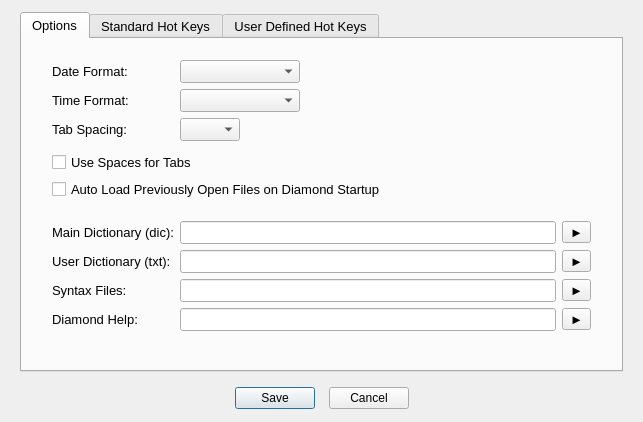
Old version of the form forms/dialog_options.ui in the repository copperspice/diamond.
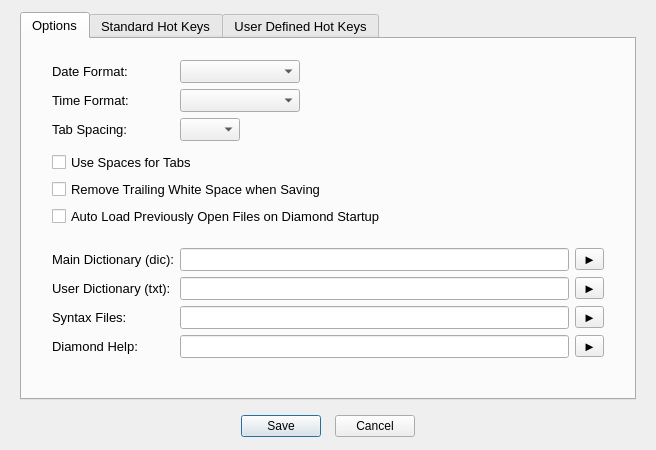
New version of the form. Custom widgets are drawn as their Qt base class.

Commit message: Add an option to automatically remove trailing white space

Diff of the .ui file:
```diff
--- a/forms/dialog_options.ui
+++ b/forms/dialog_options.ui
@@ -9,8 +9,8 @@
    <rect>
     <x>0</x>
     <y>0</y>
-    <width>643</width>
-    <height>422</height>
+    <width>656</width>
+    <height>450</height>
    </rect>
   </property>
   <property name="windowTitle">
@@ -126,22 +126,55 @@
        <property name="rightMargin">
         <number>30</number>
        </property>
-       <item row="2" column="2">
-        <widget class="QComboBox" name="timeFormat_CB">
-         <property name="minimumSize">
+       <item row="13" column="4">
+        <widget class="QToolButton" name="dictUser_TB">
+         <property name="text">
+          <string>►</string>
+         </property>
+        </widget>
+       </item>
+       <item row="11" column="0" colspan="5">
+        <spacer name="verticalSpacer_11">
+         <property name="orientation">
+          <enum>Qt::Vertical</enum>
+         </property>
+         <property name="sizeType">
+          <enum>QSizePolicy::Fixed</enum>
+         </property>
+         <property name="sizeHint" stdset="0">
           <size>
-           <width>120</width>
-           <height>0</height>
+           <width>20</width>
+           <height>15</height>
           </size>
          </property>
+        </spacer>
+       </item>
+       <item row="14" column="0" colspan="2">
+        <widget class="QLabel" name="label_19">
          <property name="font">
           <font>
            <pointsize>10</pointsize>
           </font>
          </property>
+         <property name="text">
+          <string>Syntax Files:</string>
+         </property>
         </widget>
        </item>
-       <item row="11" column="2" colspan="2">
+       <item row="16" column="0" colspan="5">
+        <spacer name="verticalSpacer_12">
+         <property name="orientation">
+          <enum>Qt::Vertical</enum>
+         </property>
+         <property name="sizeHint" stdset="0">
+          <size>
+           <width>20</width>
+           <height>0</height>
+          </size>
+         </property>
+        </spacer>
+       </item>
+       <item row="14" column="2" colspan="2">
         <widget class="QLineEdit" name="syntax">
          <property name="sizePolicy">
           <sizepolicy hsizetype="Expanding" vsizetype="Fixed">
@@ -202,199 +235,7 @@
          </property>
         </widget>
        </item>
-       <item row="1" column="2">
-        <widget class="QComboBox" name="dateFormat_CB">
-         <property name="minimumSize">
-          <size>
-           <width>120</width>
-           <height>0</height>
-          </size>
-         </property>
-         <property name="font">
-          <font>
-           <pointsize>10</pointsize>
-          </font>
-         </property>
-        </widget>
-       </item>
-       <item row="11" column="4">
-        <widget class="QToolButton" name="syntax_TB">
-         <property name="text">
-          <string>►</string>
-         </property>
-        </widget>
-       </item>
        <item row="12" column="2" colspan="2">
-        <widget class="QLineEdit" name="about">
-         <property name="sizePolicy">
-          <sizepolicy hsizetype="Expanding" vsizetype="Fixed">
-           <horstretch>1</horstretch>
-           <verstretch>0</verstretch>
-          </sizepolicy>
-         </property>
-         <property name="minimumSize">
-          <size>
-           <width>300</width>
-           <height>0</height>
-          </size>
-         </property>
-         <property name="palette">
-          <palette>
-           <active>
-            <colorrole role="Text">
-             <brush brushstyle="SolidPattern">
-              <color alpha="255">
-               <red>0</red>
-               <green>0</green>
-               <blue>255</blue>
-              </color>
-             </brush>
-            </colorrole>
-           </active>
-           <inactive>
-            <colorrole role="Text">
-             <brush brushstyle="SolidPattern">
-              <color alpha="255">
-               <red>0</red>
-               <green>0</green>
-               <blue>255</blue>
-              </color>
-             </brush>
-            </colorrole>
-           </inactive>
-           <disabled>
-            <colorrole role="Text">
-             <brush brushstyle="SolidPattern">
-              <color alpha="255">
-               <red>106</red>
-               <green>104</green>
-               <blue>100</blue>
-              </color>
-             </brush>
-            </colorrole>
-           </disabled>
-          </palette>
-         </property>
-         <property name="font">
-          <font>
-           <pointsize>10</pointsize>
-          </font>
-         </property>
-         <property name="statusTip">
-          <string extracomment="Location of about Index.html "/>
-         </property>
-         <property name="whatsThis">
-          <string/>
-         </property>
-         <property name="readOnly">
-          <bool>true</bool>
-         </property>
-        </widget>
-       </item>
-       <item row="10" column="4">
-        <widget class="QToolButton" name="dictUser_TB">
-         <property name="text">
-          <string>►</string>
-         </property>
-        </widget>
-       </item>
-       <item row="3" column="2">
-        <widget class="QComboBox" name="tabSpacing_CB">
-         <property name="maximumSize">
-          <size>
-           <width>60</width>
-           <height>16777215</height>
-          </size>
-         </property>
-         <property name="font">
-          <font>
-           <pointsize>10</pointsize>
-          </font>
-         </property>
-        </widget>
-       </item>
-       <item row="9" column="4">
-        <widget class="QToolButton" name="dictMain_TB">
-         <property name="text">
-          <string>►</string>
-         </property>
-        </widget>
-       </item>
-       <item row="10" column="2" colspan="2">
-        <widget class="QLineEdit" name="dictUser">
-         <property name="sizePolicy">
-          <sizepolicy hsizetype="Expanding" vsizetype="Fixed">
-           <horstretch>1</horstretch>
-           <verstretch>0</verstretch>
-          </sizepolicy>
-         </property>
-         <property name="minimumSize">
-          <size>
-           <width>300</width>
-           <height>0</height>
-          </size>
-         </property>
-         <property name="palette">
-          <palette>
-           <active>
-            <colorrole role="Text">
-             <brush brushstyle="SolidPattern">
-              <color alpha="255">
-               <red>0</red>
-               <green>0</green>
-               <blue>255</blue>
-              </color>
-             </brush>
-            </colorrole>
-           </active>
-           <inactive>
-            <colorrole role="Text">
-             <brush brushstyle="SolidPattern">
-              <color alpha="255">
-               <red>0</red>
-               <green>0</green>
-               <blue>255</blue>
-              </color>
-             </brush>
-            </colorrole>
-           </inactive>
-           <disabled>
-            <colorrole role="Text">
-             <brush brushstyle="SolidPattern">
-              <color alpha="255">
-               <red>106</red>
-               <green>104</green>
-               <blue>100</blue>
-              </color>
-             </brush>
-            </colorrole>
-           </disabled>
-          </palette>
-         </property>
-         <property name="font">
-          <font>
-           <pointsize>10</pointsize>
-          </font>
-         </property>
-         <property name="statusTip">
-          <string extracomment="Location of User Dictionary"/>
-         </property>
-         <property name="whatsThis">
-          <string/>
-         </property>
-         <property name="readOnly">
-          <bool>true</bool>
-         </property>
-        </widget>
-       </item>
-       <item row="12" column="4">
-        <widget class="QToolButton" name="about_TB">
-         <property name="text">
-          <string>►</string>
-         </property>
-        </widget>
-       </item>
-       <item row="9" column="2" colspan="2">
         <widget class="QLineEdit" name="dictMain">
          <property name="sizePolicy">
           <sizepolicy hsizetype="Expanding" vsizetype="Fixed">
@@ -461,8 +302,23 @@
          </property>
         </widget>
        </item>
-       <item row="9" column="0" colspan="2">
-        <widget class="QLabel" name="label_4">
+       <item row="2" column="2">
+        <widget class="QComboBox" name="timeFormat_CB">
+         <property name="minimumSize">
+          <size>
+           <width>120</width>
+           <height>0</height>
+          </size>
+         </property>
+         <property name="font">
+          <font>
+           <pointsize>10</pointsize>
+          </font>
+         </property>
+        </widget>
+       </item>
+       <item row="3" column="0" colspan="2">
+        <widget class="QLabel" name="label_2">
          <property name="minimumSize">
           <size>
            <width>0</width>
@@ -475,11 +331,11 @@
           </font>
          </property>
          <property name="text">
-          <string>Main Dictionary (dic):</string>
+          <string>Tab Spacing:</string>
          </property>
         </widget>
        </item>
-       <item row="10" column="0" colspan="2">
+       <item row="13" column="0" colspan="2">
         <widget class="QLabel" name="label_5">
          <property name="minimumSize">
           <size>
@@ -497,7 +353,7 @@
          </property>
         </widget>
        </item>
-       <item row="12" column="0" colspan="2">
+       <item row="15" column="0" colspan="2">
         <widget class="QLabel" name="label_6">
          <property name="font">
           <font>
@@ -512,8 +368,8 @@
          </property>
         </widget>
        </item>
-       <item row="3" column="0" colspan="2">
-        <widget class="QLabel" name="label_2">
+       <item row="12" column="0" colspan="2">
+        <widget class="QLabel" name="label_4">
          <property name="minimumSize">
           <size>
            <width>0</width>
@@ -526,7 +382,74 @@
           </font>
          </property>
          <property name="text">
-          <string>Tab Spacing:</string>
+          <string>Main Dictionary (dic):</string>
+         </property>
+        </widget>
+       </item>
+       <item row="15" column="2" colspan="2">
+        <widget class="QLineEdit" name="about">
+         <property name="sizePolicy">
+          <sizepolicy hsizetype="Expanding" vsizetype="Fixed">
+           <horstretch>1</horstretch>
+           <verstretch>0</verstretch>
+          </sizepolicy>
+         </property>
+         <property name="minimumSize">
+          <size>
+           <width>300</width>
+           <height>0</height>
+          </size>
+         </property>
+         <property name="palette">
+          <palette>
+           <active>
+            <colorrole role="Text">
+             <brush brushstyle="SolidPattern">
+              <color alpha="255">
+               <red>0</red>
+               <green>0</green>
+               <blue>255</blue>
+              </color>
+             </brush>
+            </colorrole>
+           </active>
+           <inactive>
+            <colorrole role="Text">
+             <brush brushstyle="SolidPattern">
+              <color alpha="255">
+               <red>0</red>
+               <green>0</green>
+               <blue>255</blue>
+              </color>
+             </brush>
+            </colorrole>
+           </inactive>
+           <disabled>
+            <colorrole role="Text">
+             <brush brushstyle="SolidPattern">
+              <color alpha="255">
+               <red>106</red>
+               <green>104</green>
+               <blue>100</blue>
+              </color>
+             </brush>
+            </colorrole>
+           </disabled>
+          </palette>
+         </property>
+         <property name="font">
+          <font>
+           <pointsize>10</pointsize>
+          </font>
+         </property>
+         <property name="statusTip">
+          <string extracomment="Location of about Index.html "/>
+         </property>
+         <property name="whatsThis">
+          <string/>
+         </property>
+         <property name="readOnly">
+          <bool>true</bool>
          </property>
         </widget>
        </item>
@@ -548,6 +471,117 @@
          </property>
         </widget>
        </item>
+       <item row="1" column="2">
+        <widget class="QComboBox" name="dateFormat_CB">
+         <property name="minimumSize">
+          <size>
+           <width>120</width>
+           <height>0</height>
+          </size>
+         </property>
+         <property name="font">
+          <font>
+           <pointsize>10</pointsize>
+          </font>
+         </property>
+        </widget>
+       </item>
+       <item row="13" column="2" colspan="2">
+        <widget class="QLineEdit" name="dictUser">
+         <property name="sizePolicy">
+          <sizepolicy hsizetype="Expanding" vsizetype="Fixed">
+           <horstretch>1</horstretch>
+           <verstretch>0</verstretch>
+          </sizepolicy>
+         </property>
+         <property name="minimumSize">
+          <size>
+           <width>300</width>
+           <height>0</height>
+          </size>
+         </property>
+         <property name="palette">
+          <palette>
+           <active>
+            <colorrole role="Text">
+             <brush brushstyle="SolidPattern">
+              <color alpha="255">
+               <red>0</red>
+               <green>0</green>
+               <blue>255</blue>
+              </color>
+             </brush>
+            </colorrole>
+           </active>
+           <inactive>
+            <colorrole role="Text">
+             <brush brushstyle="SolidPattern">
+              <color alpha="255">
+               <red>0</red>
+               <green>0</green>
+               <blue>255</blue>
+              </color>
+             </brush>
+            </colorrole>
+           </inactive>
+           <disabled>
+            <colorrole role="Text">
+             <brush brushstyle="SolidPattern">
+              <color alpha="255">
+               <red>106</red>
+               <green>104</green>
+               <blue>100</blue>
+              </color>
+             </brush>
+            </colorrole>
+           </disabled>
+          </palette>
+         </property>
+         <property name="font">
+          <font>
+           <pointsize>10</pointsize>
+          </font>
+         </property>
+         <property name="statusTip">
+          <string extracomment="Location of User Dictionary"/>
+         </property>
+         <property name="whatsThis">
+          <string/>
+         </property>
+         <property name="readOnly">
+          <bool>true</bool>
+         </property>
+        </widget>
+       </item>
+       <item row="15" column="4">
+        <widget class="QToolButton" name="about_TB">
+         <property name="text">
+          <string>►</string>
+         </property>
+        </widget>
+       </item>
+       <item row="12" column="4">
+        <widget class="QToolButton" name="dictMain_TB">
+         <property name="text">
+          <string>►</string>
+         </property>
+        </widget>
+       </item>
+       <item row="3" column="2">
+        <widget class="QComboBox" name="tabSpacing_CB">
+         <property name="maximumSize">
+          <size>
+           <width>60</width>
+           <height>16777215</height>
+          </size>
+         </property>
+         <property name="font">
+          <font>
+           <pointsize>10</pointsize>
+          </font>
+         </property>
+        </widget>
+       </item>
        <item row="1" column="0" colspan="2">
         <widget class="QLabel" name="label">
          <property name="minimumSize">
@@ -566,30 +600,19 @@
          </property>
         </widget>
        </item>
-       <item row="11" column="0" colspan="2">
-        <widget class="QLabel" name="label_19">
-         <property name="font">
-          <font>
-           <pointsize>10</pointsize>
-          </font>
-         </property>
+       <item row="10" column="0" colspan="5">
+        <widget class="QCheckBox" name="autoLoad_CKB">
          <property name="text">
-          <string>Syntax Files:</string>
+          <string>Auto Load Previously Open Files on Diamond Startup</string>
          </property>
         </widget>
        </item>
-       <item row="13" column="0" colspan="5">
-        <spacer name="verticalSpacer_12">
-         <property name="orientation">
-          <enum>Qt::Vertical</enum>
+       <item row="14" column="4">
+        <widget class="QToolButton" name="syntax_TB">
+         <property name="text">
+          <string>►</string>
          </property>
-         <property name="sizeHint" stdset="0">
-          <size>
-           <width>20</width>
-           <height>0</height>
-          </size>
-         </property>
-        </spacer>
+        </widget>
        </item>
        <item row="0" column="0" colspan="5">
         <spacer name="verticalSpacer_10">
@@ -623,21 +646,12 @@
          </property>
         </spacer>
        </item>
-       <item row="8" column="0" colspan="5">
-        <spacer name="verticalSpacer_11">
-         <property name="orientation">
-          <enum>Qt::Vertical</enum>
+       <item row="7" column="0" colspan="5">
+        <widget class="QCheckBox" name="removeSpace_CKB">
+         <property name="text">
+          <string>Remove Trailing White Space when Saving</string>
          </property>
-         <property name="sizeType">
-          <enum>QSizePolicy::Fixed</enum>
-         </property>
-         <property name="sizeHint" stdset="0">
-          <size>
-           <width>20</width>
-           <height>15</height>
-          </size>
-         </property>
-        </spacer>
+        </widget>
        </item>
        <item row="6" column="0" colspan="5">
         <widget class="QCheckBox" name="useSpaces_CKB">
@@ -651,13 +665,6 @@
          </property>
         </widget>
        </item>
-       <item row="7" column="0" colspan="5">
-        <widget class="QCheckBox" name="autoLoad_CKB">
-         <property name="text">
-          <string>Auto Load Previously Open Files on Diamond Startup</string>
-         </property>
-        </widget>
-       </item>
       </layout>
      </widget>
      <widget class="QWidget" name="tab2">
```
Left out of the diff: 3 changed lines with no effect on the pictures. The commit also changes 7 other files.
